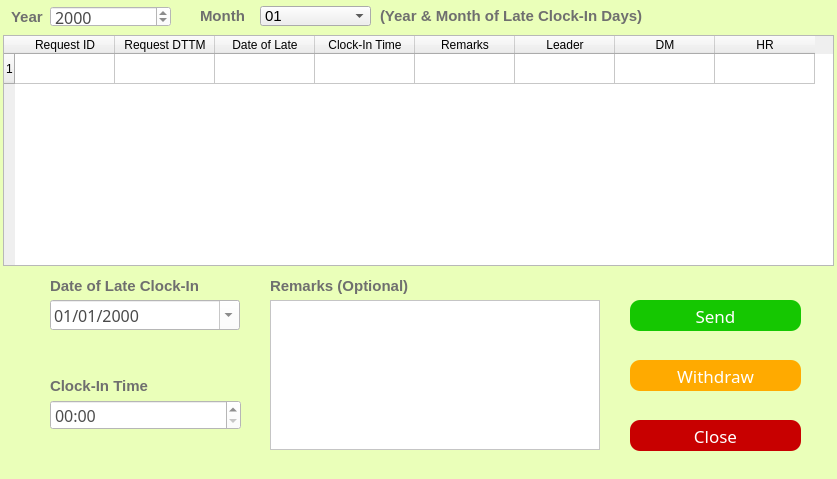
This is ui/applylateclockin.ui in Josefina-Hernandez/akt_hr_tool as Qt 5 draws it before an edit. The edited form follows.
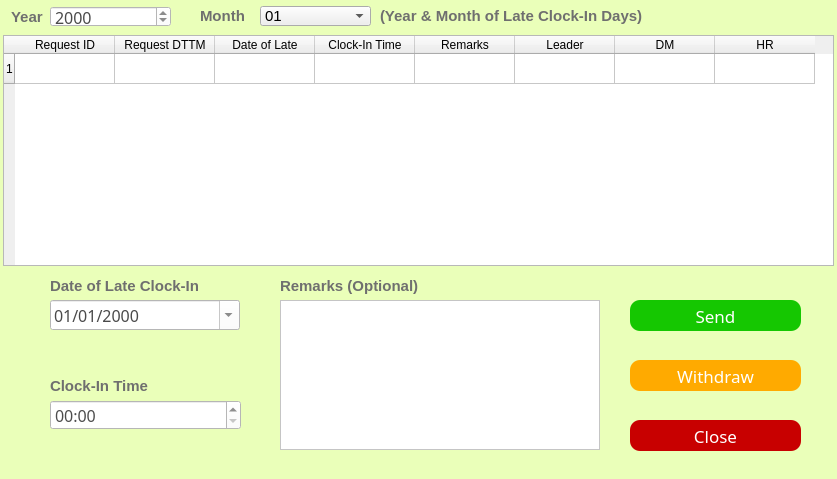
This is the edited form.

Diff of the .ui file:
```diff
--- a/ui/applylateclockin.ui
+++ b/ui/applylateclockin.ui
@@ -347,7 +347,7 @@
   <widget class="QLabel" name="label_3">
    <property name="geometry">
     <rect>
-     <x>270</x>
+     <x>280</x>
      <y>270</y>
      <width>181</width>
      <height>31</height>
@@ -375,9 +375,9 @@
   <widget class="QTextEdit" name="textEdit">
    <property name="geometry">
     <rect>
-     <x>270</x>
+     <x>280</x>
      <y>300</y>
-     <width>330</width>
+     <width>320</width>
      <height>150</height>
     </rect>
    </property>
```
